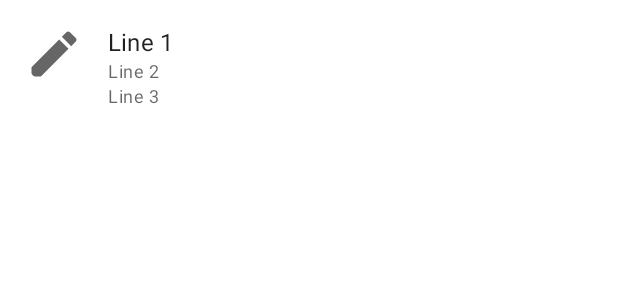
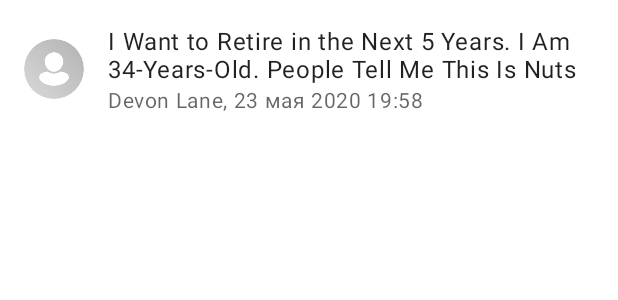
Before and after one commit to 1312inc/Webasyst-X-Android, an Android app: the layout row_blog_post_list_item.xml on its own in the app's theme, with its tools: preview values and no code run, on a phone screen of 412 x 824 dp. Shown: the top 300 px of the screen. Run offline under Robolectric (Android 15) with nearby library versions, the phone set to English and light mode, and no system bars.

Commit message:
Update blog post list

```diff
--- a/webasyst-x/build.gradle
+++ b/webasyst-x/build.gradle
@@ -46,6 +46,7 @@ android {
         applicationId 'com.webasyst.x'
         minSdkVersion 16
         targetSdkVersion target_sdk_version
+        multiDexEnabled true
         def versionMajor = 0
         def versionMinor = 0
         def versionPatch = 12
@@ -82,6 +83,7 @@ repositories {
 }
 
 dependencies {
+    def webasyst_version = '0.0.2'
     implementation 'com.webasyst:app-blog:0.0.1'
     implementation 'com.webasyst:app-shop:0.0.1'
     implementation 'com.webasyst:app-site:0.0.1'
@@ -89,6 +91,7 @@ dependencies {
     implementation 'com.webasyst:common:0.0.1'
     implementation 'com.webasyst:waid:0.0.1'
     implementation 'com.webasyst:webasyst:0.0.1'
+    implementation 'androidx.multidex:multidex:2.0.1'
     implementation "org.jetbrains.kotlin:kotlin-stdlib-jdk7:$kotlin_version"
     implementation 'androidx.appcompat:appcompat:1.2.0'
     implementation "androidx.core:core-ktx:1.3.1"
@@ -100,6 +103,7 @@ dependencies {
     implementation 'androidx.constraintlayout:constraintlayout:2.0.0'
     implementation 'com.google.android.material:material:1.2.0'
     implementation 'androidx.recyclerview:recyclerview:1.1.0'
+    implementation 'com.github.bumptech.glide:recyclerview-integration:4.11.0'
     implementation 'com.github.AppIntro:AppIntro:6.1.0'
     def ktor_version='1.4.0'
     implementation "io.ktor:ktor-client-android:$ktor_version"
--- a/webasyst-x/src/main/java/blog/postlist/PostListFragment.kt
+++ b/webasyst-x/src/main/java/blog/postlist/PostListFragment.kt
@@ -52,7 +52,7 @@ class PostListFragment : Fragment() {
     override fun onViewCreated(view: View, savedInstanceState: Bundle?) {
         super.onViewCreated(view, savedInstanceState)
 
-        val adapter = PostListAdapter()
+        val adapter = PostListAdapter(arguments?.getString(MainFragment.INSTALLATION_URL) ?: "")
         postListView.layoutManager = LinearLayoutManager(
             postListView.context,
             LinearLayoutManager.VERTICAL,
--- a/webasyst-x/src/main/res/layout/row_blog_post_list_item.xml
+++ b/webasyst-x/src/main/res/layout/row_blog_post_list_item.xml
@@ -13,7 +13,7 @@
 
     <androidx.constraintlayout.widget.ConstraintLayout
         android:layout_width="match_parent"
-        android:layout_height="88dp"
+        android:layout_height="92dp"
         android:background="@drawable/bg_selectable_list_item"
         android:clickable="true"
         android:clipToPadding="false"
@@ -25,55 +25,44 @@
             android:id="@+id/imageView"
             android:layout_width="40dp"
             android:layout_height="40dp"
-            android:layout_marginTop="16dp"
+            app:layout_constraintBottom_toBottomOf="parent"
             app:layout_constraintStart_toStartOf="parent"
             app:layout_constraintTop_toTopOf="parent"
-            app:srcCompat="@drawable/ic_blog" />
+            app:srcCompat="@drawable/ic_userpic_placeholder" />
 
         <TextView
-            android:id="@+id/textView3"
+            android:id="@+id/textView1"
             android:layout_width="0dp"
             android:layout_height="wrap_content"
             android:layout_marginStart="16dp"
             android:layout_marginLeft="16dp"
-            android:singleLine="true"
+            android:maxLines="2"
+            android:singleLine="false"
             android:text="@{post.title}"
-            android:textAppearance="@style/TextAppearance.MaterialComponents.Subtitle1"
-            app:layout_constraintBottom_toTopOf="@+id/textView4"
+            android:textAppearance="@style/Theme.WebasystX.TextAppearance.Subtitle1"
+            android:textColor="?colorOnSurfaceHighEmphasis"
+            app:layout_constraintBottom_toTopOf="@+id/textView2"
             app:layout_constraintEnd_toEndOf="parent"
             app:layout_constraintHorizontal_bias="0.5"
             app:layout_constraintStart_toEndOf="@+id/imageView"
             app:layout_constraintTop_toTopOf="parent"
             app:layout_constraintVertical_chainStyle="packed"
-            tools:text="Line 1" />
+            tools:text="I Want to Retire in the Next 5 Years. I Am 34-Years-Old. People Tell Me This Is Nuts" />
 
         <TextView
-            android:id="@+id/textView5"
+            android:id="@+id/textView2"
             android:layout_width="0dp"
             android:layout_height="wrap_content"
             android:singleLine="true"
-            android:text="@{post.user.name}"
-            android:textAppearance="@style/TextAppearance.MaterialComponents.Caption"
+            android:text="@{@string/app_blog_article_list_signature(post.user.name, post.dateTime)}"
+            android:textAppearance="@style/Theme.WebasystX.TextAppearance.Body2"
+            android:textColor="?colorOnSurfaceMediumEmphasis"
             app:layout_constraintBottom_toBottomOf="parent"
             app:layout_constraintEnd_toEndOf="parent"
             app:layout_constraintHorizontal_bias="0.5"
-            app:layout_constraintStart_toStartOf="@+id/textView3"
-            app:layout_constraintTop_toBottomOf="@+id/textView4"
-            tools:text="Line 3" />
-
-        <TextView
-            android:id="@+id/textView4"
-            android:layout_width="0dp"
-            android:layout_height="wrap_content"
-            android:singleLine="true"
-            android:text="@{post.dateTime}"
-            android:textAppearance="@style/TextAppearance.MaterialComponents.Caption"
-            app:layout_constraintBottom_toTopOf="@+id/textView5"
-            app:layout_constraintEnd_toEndOf="parent"
-            app:layout_constraintHorizontal_bias="0.5"
-            app:layout_constraintStart_toStartOf="@+id/textView3"
-            app:layout_constraintTop_toBottomOf="@+id/textView3"
-            tools:text="Line 2" />
+            app:layout_constraintStart_toStartOf="@+id/textView1"
+            app:layout_constraintTop_toBottomOf="@+id/textView1"
+            tools:text="Devon Lane, 23 мая 2020 19:58" />
 
     </androidx.constraintlayout.widget.ConstraintLayout>
 </layout>
--- a/webasyst-x/src/main/res/values/strings.xml
+++ b/webasyst-x/src/main/res/values/strings.xml
@@ -58,6 +58,7 @@
 
     <string name="app_blog">Blog</string>
     <string name="app_blog_no_posts">No Posts</string>
+    <string name="app_blog_article_list_signature">%1$s, %2$te %2$tB %2$tI:%2$tM %2$Tp</string>
 
     <string name="empty_api_response">The %1$s app returned no records (API: %2$s).</string>
 
```
Also changed, not shown: webasyst-x/src/main/java/blog/postlist/PostListAdapter.kt (+16 -6 lines), 1 other file.
